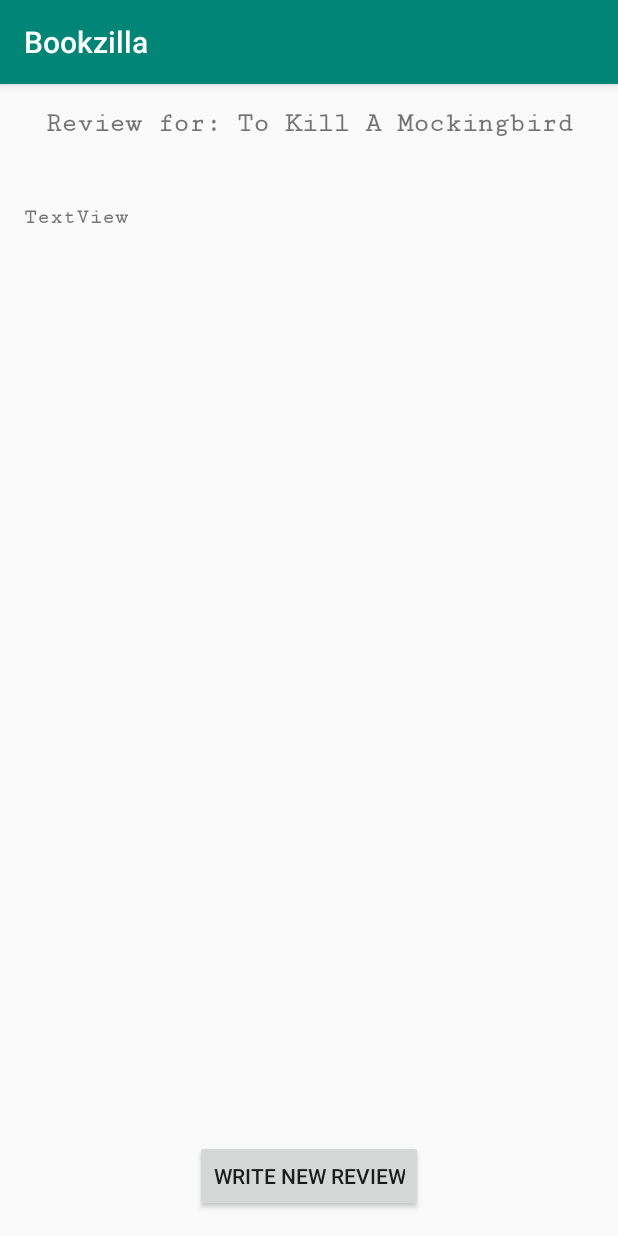
After one commit to aaschmitt/Bookzilla, an Android app: the ReadReviewActivity screen opened directly, with no data from a screen before it, on a phone screen of 412 x 824 dp. The commit adds this screen. Run offline under Robolectric (Android 15) with nearby library versions, the phone set to English and light mode, and no system bars.

Commit message:
Added basic review-writing functionality
Reviews can be written and viewed for books. Only handles one review currently (If you write a new review for a book that already has one, the new review will overwrite the old one)

```diff
--- a/app/src/main/AndroidManifest.xml
+++ b/app/src/main/AndroidManifest.xml
@@ -10,6 +10,12 @@
             android:roundIcon="@mipmap/ic_launcher_round"
             android:supportsRtl="true"
             android:theme="@style/AppTheme">
+        <activity android:name=".ReadReviewActivity">
+            android:parentActivityName=".BookViewActivity " >
+            <meta-data
+                    android:name="android.support.PARENT_ACTIVITY"
+                    android:value=".BookViewActivity"/>
+        </activity>
         <activity android:name=".WriteReviewActivity">
             android:parentActivityName=".BookViewActivity " >
             <meta-data
--- /dev/null
+++ b/app/src/main/java/com/example/bookzilla/ReadReviewActivity.java
@@ -0,0 +1,41 @@
+package com.example.bookzilla;
+
+import android.content.Intent;
+import android.view.View;
+import android.widget.LinearLayout;
+import android.widget.TextView;
+import android.widget.Toast;
+import androidx.appcompat.app.AppCompatActivity;
+import android.os.Bundle;
+
+public class ReadReviewActivity extends AppCompatActivity {
+
+    @Override
+    protected void onCreate(Bundle savedInstanceState) {
+        super.onCreate(savedInstanceState);
+        setContentView(R.layout.activity_read_review);
+
+        UpdateTitle();
+        DisplayReview();
+    }
+
+    private void UpdateTitle() {
+        TextView textView = findViewById(R.id.textView7);
+        textView.setText("Review for: " + CurrentUserProfile.currentBook.getTitle());
+    }
+
+    private void DisplayReview() {
+        LinearLayout layout = (LinearLayout) findViewById(R.id.linearLayout);
+        String review = UserProfileDataWriter.ReadReview(CurrentUserProfile.currentBook.getTitle(), this);
+
+        if (review.length() > 1) {
+            TextView textView = findViewById(R.id.reviewTextView);
+            textView.setText(review);
+        }
+    }
+
+    public void onWriteNewReviewButtonClick(View view) {
+        Intent intent = new Intent(this, WriteReviewActivity.class);
+        startActivity(intent);
+    }
+}
--- a/app/src/main/java/com/example/bookzilla/UserProfileDataWriter.java
+++ b/app/src/main/java/com/example/bookzilla/UserProfileDataWriter.java
@@ -195,6 +195,42 @@ public class UserProfileDataWriter {
         }
     }
 
+    public static String ReadReview(String bookTitle, Context context) {
+        StringBuilder sb = new StringBuilder();
+
+        File dir = new File(context.getFilesDir(), "reviews");
+        File[] reviewFiles = dir.listFiles();
+        if (reviewFiles != null) {
+            for (File reviewFile : reviewFiles) {
+                if (reviewFile.getName().equalsIgnoreCase(bookTitle)) {
+                    try {
+                        Scanner scanner = new Scanner(reviewFile);
+                        while (scanner.hasNextLine()) {
+                            sb.append(scanner.nextLine());
+                        }
+                        scanner.close();
+                    }
+                    catch (Exception e) {
+                        e.printStackTrace();
+                    }
+                }
+            }
+        }
+
+        return sb.toString();
+    }
+
+    //TODO DELTE
+    public static String getFileName(Context context) {
+        File dir = new File(context.getFilesDir(), "reviews");
+        File[] reviewFiles = dir.listFiles();
+        if (reviewFiles != null) {
+            return reviewFiles[0].getName();
+        }
+        return "";
+    }
+    //TODO DELTE
+
     public static List<String> ReadReviews(Context context) {
         List<String> reviews = new ArrayList<String>();
 
--- a/app/src/main/res/layout/activity_book_view.xml
+++ b/app/src/main/res/layout/activity_book_view.xml
@@ -68,11 +68,11 @@
             app:layout_constraintBottom_toBottomOf="parent" android:onClick="onViewAnotherBookButtonClick"
             android:layout_marginTop="8dp" app:layout_constraintTop_toBottomOf="@+id/button3"/>
     <Button
-            android:text="@string/TEMP_WriteReview"
+            android:text="@string/TEMP_ViewReview"
             android:layout_width="wrap_content"
             android:layout_height="wrap_content"
             app:layout_constraintStart_toStartOf="parent" app:layout_constraintEnd_toEndOf="parent"
             android:id="@+id/writeReview"
             app:layout_constraintBottom_toTopOf="@+id/button" android:layout_marginBottom="8dp"
-            android:onClick="onWriteReviewButtonClick"/>
+            android:onClick="onViewReviewButtonClick"/>
 </androidx.constraintlayout.widget.ConstraintLayout>
--- /dev/null
+++ b/app/src/main/res/layout/activity_read_review.xml
@@ -0,0 +1,36 @@
+<?xml version="1.0" encoding="utf-8"?>
+<androidx.constraintlayout.widget.ConstraintLayout
+        xmlns:android="http://schemas.android.com/apk/res/android"
+        xmlns:tools="http://schemas.android.com/tools"
+        xmlns:app="http://schemas.android.com/apk/res-auto"
+        android:layout_width="match_parent"
+        android:layout_height="match_parent"
+        tools:context=".ReadReviewActivity" android:visibility="visible">
+
+    <Button
+            android:text="@string/TEMP_WriteReview"
+            android:layout_width="wrap_content"
+            android:layout_height="wrap_content" app:layout_constraintStart_toStartOf="parent"
+            app:layout_constraintBottom_toBottomOf="parent" app:layout_constraintEnd_toEndOf="parent"
+            android:layout_marginBottom="16dp" android:id="@+id/writeNewReview"
+            android:onClick="onWriteNewReviewButtonClick"/>
+    <TextView
+            android:text="TextView"
+            android:layout_width="wrap_content"
+            android:layout_height="wrap_content" app:layout_constraintTop_toTopOf="parent"
+            app:layout_constraintStart_toStartOf="parent" android:layout_marginTop="16dp"
+            app:layout_constraintEnd_toEndOf="parent" android:id="@+id/textView7" app:fontFamily="serif-monospace"
+            android:textStyle="bold" android:textSize="18sp"/>
+    <TextView
+            android:text="TextView"
+            android:layout_width="wrap_content"
+            android:layout_height="wrap_content"
+            app:layout_constraintEnd_toEndOf="parent"
+            android:id="@+id/reviewTextView" android:layout_marginTop="44dp"
+            app:layout_constraintTop_toBottomOf="@+id/textView7"
+            app:fontFamily="serif-monospace"
+            android:textStyle="bold" android:textSize="14sp" android:layout_marginEnd="32dp"
+            android:layout_marginRight="32dp" app:layout_constraintStart_toStartOf="parent"
+            android:layout_marginLeft="16dp" android:layout_marginStart="16dp"
+            app:layout_constraintHorizontal_bias="0.0"/>
+</androidx.constraintlayout.widget.ConstraintLayout>
--- a/app/src/main/res/values/strings.xml
+++ b/app/src/main/res/values/strings.xml
@@ -257,6 +257,8 @@
         <item>Zambia</item>
         <item>Zimbabwe</item>
     </string-array>
-    <string name="TEMP_WriteReview">Write Review</string>
+    <string name="TEMP_ViewReview">View Review</string>
     <string name="TEMP_saveReview">Save Review</string>
+    <string name="TEMP_WriteReview">Write New Review</string>
+    <string name="TEMP_Review">Review</string>
 </resources>
```
Also changed, not shown: app/src/main/java/com/example/bookzilla/BookViewActivity.java (+10 -3 lines).
